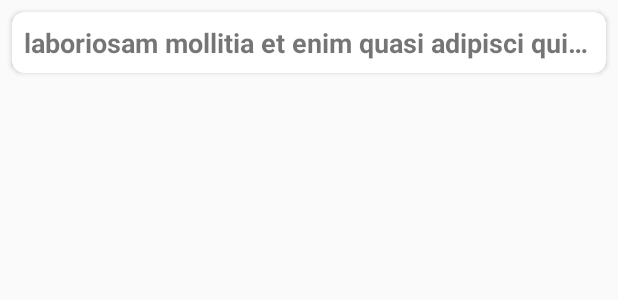
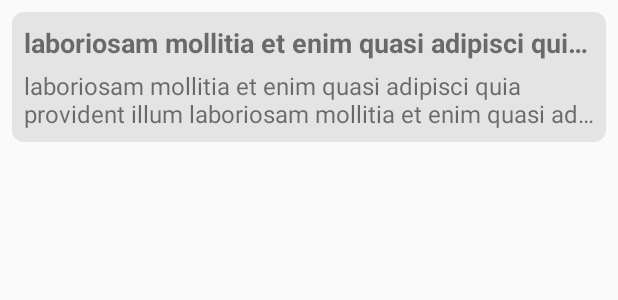
Before and after one commit to rahulkhatri19/TodoApp, an Android app: the layout main_layout.xml on its own in the app's theme, with its tools: preview values and no code run, on a phone screen of 412 x 824 dp. Shown: the top 300 px of the screen. Run offline under Robolectric (Android 15) with nearby library versions, the phone set to English and light mode, and no system bars.

Commit message:
layout update

```diff
--- a/app/src/main/java/in/rahul/todoapp/adapter/MainAdapter.kt
+++ b/app/src/main/java/in/rahul/todoapp/adapter/MainAdapter.kt
@@ -18,6 +18,7 @@ class MainAdapter(val context: Context, val todoList: MutableList<TodoModel>) :
     class ViewHolder(view: View) : RecyclerView.ViewHolder(view) {
         val tvTitle = view.tv_title
         val clMain = view.cl_main
+        val tvDescription = view.tv_description
     }
 
     override fun onCreateViewHolder(parent: ViewGroup, viewType: Int): ViewHolder {
@@ -32,6 +33,7 @@ class MainAdapter(val context: Context, val todoList: MutableList<TodoModel>) :
     override fun onBindViewHolder(holder: ViewHolder, position: Int) {
         val listItem = todoList.get(position)
         holder.tvTitle.text = listItem.title
+        holder.tvDescription.text = listItem.description
         holder.clMain.setOnClickListener {
             val stMessage =
                 "userId: ${listItem.userId}, id: ${listItem.id}, comp: ${listItem.completed}"
--- a/app/src/main/res/layout/activity_edit_todo.xml
+++ b/app/src/main/res/layout/activity_edit_todo.xml
@@ -21,6 +21,7 @@
         android:layout_marginStart="16dp"
         android:layout_marginTop="16dp"
         android:layout_marginEnd="8dp"
+        android:visibility="gone"
         android:text="@string/note_id"
         android:textColor="@android:color/black"
         android:textSize="14sp"
--- a/app/src/main/res/layout/activity_main.xml
+++ b/app/src/main/res/layout/activity_main.xml
@@ -4,6 +4,7 @@
     xmlns:tools="http://schemas.android.com/tools"
     android:layout_width="match_parent"
     android:layout_height="match_parent"
+    android:background="@color/white"
     tools:context=".activity.MainActivity">
 
     <com.facebook.shimmer.ShimmerFrameLayout
@@ -72,7 +73,7 @@
         android:id="@+id/recycleView"
         android:layout_width="match_parent"
         android:layout_height="wrap_content"
-        android:background="@color/grey"
+        android:background="@color/white"
         android:paddingBottom="8dp"
         android:visibility="gone"
         app:layout_constraintStart_toStartOf="parent"
--- a/app/src/main/res/layout/main_layout.xml
+++ b/app/src/main/res/layout/main_layout.xml
@@ -2,23 +2,25 @@
 <androidx.cardview.widget.CardView xmlns:android="http://schemas.android.com/apk/res/android"
     xmlns:app="http://schemas.android.com/apk/res-auto"
     xmlns:tools="http://schemas.android.com/tools"
-    android:layout_width="match_parent"
+    android:layout_width="wrap_content"
     android:layout_height="wrap_content"
     android:layout_marginStart="8dp"
     android:layout_marginTop="8dp"
     android:layout_marginEnd="8dp"
-    app:cardBackgroundColor="@android:color/white"
+    app:cardBackgroundColor="@color/greyOp50"
+    app:cardElevation="0dp"
     app:cardCornerRadius="8dp">
 
     <androidx.constraintlayout.widget.ConstraintLayout
         android:id="@+id/cl_main"
-        android:layout_width="match_parent"
+        android:layout_width="wrap_content"
         android:layout_height="wrap_content"
+        android:background="@color/greyOp50"
         android:padding="8dp">
 
         <TextView
             android:id="@+id/tv_title"
-            android:layout_width="match_parent"
+            android:layout_width="wrap_content"
             android:layout_height="wrap_content"
             android:ellipsize="end"
             android:maxLines="1"
@@ -27,8 +29,9 @@
             app:layout_constraintStart_toStartOf="parent"
             app:layout_constraintTop_toTopOf="parent"
             tools:text="laboriosam mollitia et enim quasi adipisci quia provident illum" />
-        <!-- <TextView
-             android:layout_width="match_parent"
+
+         <TextView
+             android:layout_width="wrap_content"
              android:layout_height="wrap_content"
              android:layout_marginTop="5dp"
              android:id="@+id/tv_description"
@@ -37,6 +40,6 @@
              android:ellipsize="end"
              app:layout_constraintStart_toStartOf="parent"
              app:layout_constraintTop_toBottomOf="@id/tv_title"
-             tools:text="laboriosam mollitia et enim quasi adipisci quia provident illum laboriosam mollitia et enim quasi adipisci quia provident illum"/>-->
+             tools:text="laboriosam mollitia et enim quasi adipisci quia provident illum laboriosam mollitia et enim quasi adipisci quia provident illum"/>
     </androidx.constraintlayout.widget.ConstraintLayout>
 </androidx.cardview.widget.CardView>
--- a/app/src/main/res/values/colors.xml
+++ b/app/src/main/res/values/colors.xml
@@ -4,6 +4,7 @@
     <color name="colorPrimaryDark">#3700B3</color>
     <color name="colorAccent">#03DAC5</color>
     <color name="grey">#dedede</color>
+    <color name="greyOp50">#80dedede</color>
     <color name="violet">#7900F8</color>
     <color name="white">#FFFFFF</color>
 </resources>
```
Also changed, not shown: app/src/main/java/in/rahul/todoapp/activity/MainActivity.kt (+11 -7 lines), app/src/main/java/in/rahul/todoapp/utils/Constants.kt (added, +9 -0 lines), app/src/main/res/layout/shimmer_main_layout.xml (+11 -0 lines).
